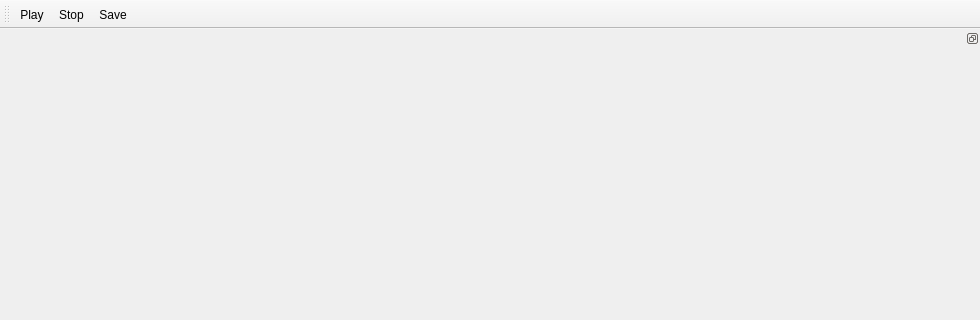
jojonas/moehre, file mainwindow.ui: the form before one commit; both pictures show x 0 to 980 and y 0 to 320 of the 980 by 780 pixel window.
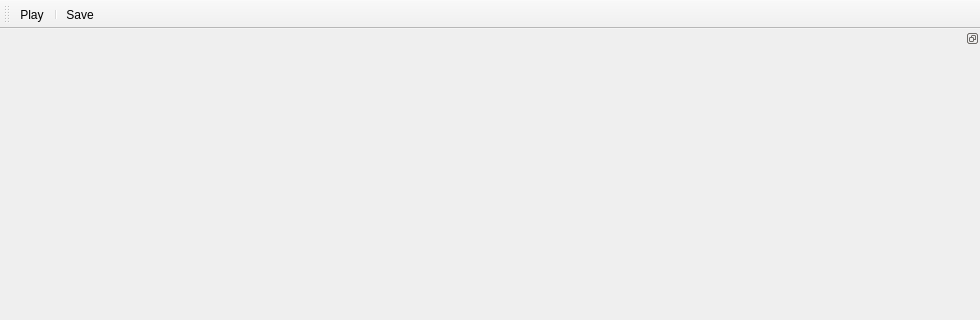
The form after the commit.

Commit message: Removed actionStop

Patch:
```diff
--- a/mainwindow.ui
+++ b/mainwindow.ui
@@ -27,7 +27,7 @@
     <bool>false</bool>
    </attribute>
    <addaction name="actionPlay"/>
-   <addaction name="actionStop"/>
+   <addaction name="separator"/>
    <addaction name="actionSave"/>
   </widget>
   <widget class="QDockWidget" name="dockProperties">
```
